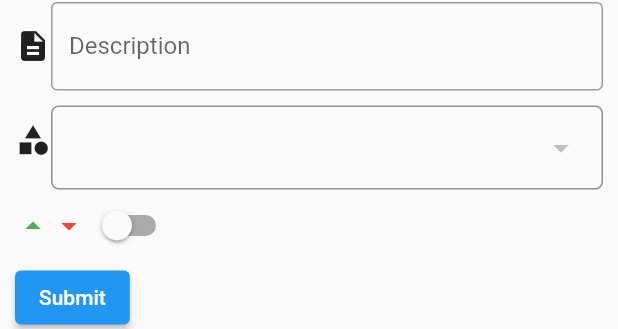
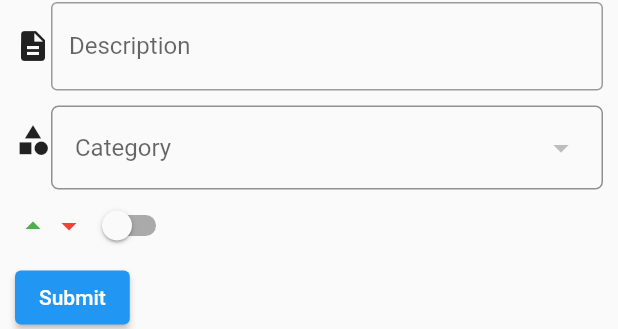
Before and after one commit to gustavosantaella/mobile-finance, a Flutter app: the AddMovementWidget widget shown alone on an empty page, opened directly, after a tap on "Submit", on a phone screen of 412 x 824 dp. Shown: the part 214-543 px from the top of the screen. Run offline on Flutter 3.47's test engine with Material 2 defaults, Android fonts, the phone set to English and light mode, and no system bars; our stand-ins replace carousel_slider, fl_chart, hive, logger, syncfusion_flutter_charts, table_calendar; missing offline and left inert: flutter_circle_color_picker; accounts and stored records are empty; network calls fail.

Commit message:
fix: request calendar and set name of category

```diff
--- a/lib/helpers/fn/lang.dart
+++ b/lib/helpers/fn/lang.dart
@@ -20,6 +20,7 @@ String lang(String key, {String defaultTransalation = 'Without transalation'}) {
       "Reset password": "Restablecer clave",
       "metrics": "metricas",
       "expenses": "egresos",
+      "ADD MOVEMENT":"AGREGAR NUEVO MOVIMIENTO",
       "incomes": "ingresos",
       "New movement": "nuevo movimiento",
       "add": 'agregar',
--- a/lib/pages/calendar/main.dart
+++ b/lib/pages/calendar/main.dart
@@ -113,7 +113,6 @@ class CalendarState extends State<CalendarWidget> {
       setState(() {
         loading = true;
       });
-      print(234);
       historyByMonth(date: DateTime.now().month);
     }
 
@@ -205,7 +204,7 @@ class CalendarState extends State<CalendarWidget> {
                                       }
                                     },
                                     onPageChanged: (focusedDay) async {
-                                      Timer(Duration(seconds: 1), () async {
+                                      // Timer(const Duration(seconds: 1), () async {
                                         setState(() {
                                           loading = true;
                                           newDate = true;
@@ -219,7 +218,7 @@ class CalendarState extends State<CalendarWidget> {
                                           newDate = false;
                                         });
                                         // No need to call `setState()` here
-                                      });
+                                      // });
                                     },
                                   ),
                                   if (loading)
--- a/lib/pages/home/widgets/add_movment.dart
+++ b/lib/pages/home/widgets/add_movment.dart
@@ -145,13 +145,18 @@ class _AddMovementState extends State<AddMovementWidget> {
                                             ),
                                           ));
                                         });
+                                        var indexName = snapshot.data?.indexWhere((element) => element['id'] == categorySelected );
+                                        String name = lang('Category');
+                                        if(indexName != null &&  !indexName.isNegative){
+                                            name = snapshot.data?[indexName]?['label'];
+                                        }
                                         return DropdownButton(
                                             items: items,
                                             isDense: true,
                                             isExpanded: true,
                                             borderRadius:
                                                 BorderRadius.circular(10),
-                                            hint: Text(categorySelected),
+                                            hint: Text(name),
                                             onChanged: (categoryId) {
                                               setState(() {
                                                 categorySelected = categoryId;
@@ -192,12 +197,13 @@ class _AddMovementState extends State<AddMovementWidget> {
                               });
                               bool validation =
                                   _formKey.currentState?.validate() as bool;
-                              if (validation == false) {
+                              if (validation == false || categorySelected.isEmpty) {
                                 setState(() {
                                   loading = false;
                                 });
                                 return;
                               }
+
                               provider.loadingWallet = true;
                               await service.addTohistory(
                                   amountController.text,
--- a/pubspec.yaml
+++ b/pubspec.yaml
@@ -15,6 +15,7 @@ dependencies:
   http: ^0.13.5
   provider: ^6.0.5
   search_choices: ^2.2.5
+  dropdown_search: 5.0.6
   sqflite:
   table_calendar: ^3.0.9
   fl_chart:
```
Also changed, not shown: lib/database/main.dart (deleted, +0 -28 lines), lib/main.dart (+0 -15 lines), lib/widgets/history_detail.dart (+11 -14 lines), pubspec.lock.
